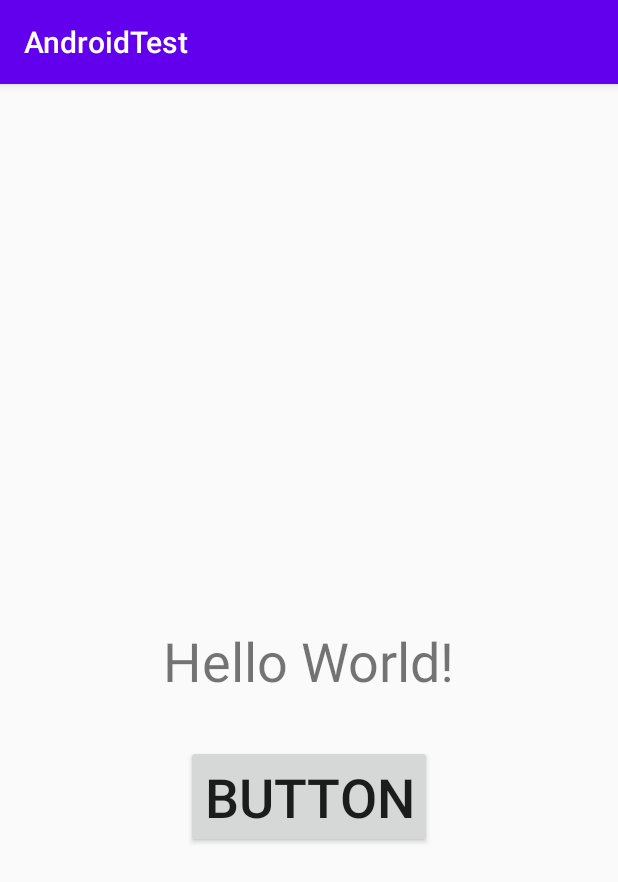
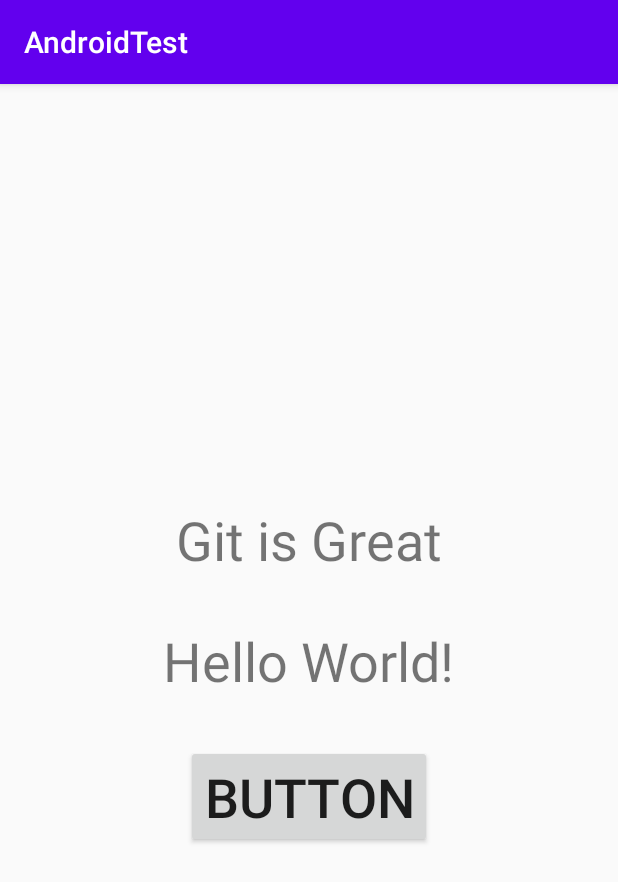
Before and after one commit to brjndr/AndroidTest, an Android app: the screen it shows after launch (MainActivity), on a phone screen of 412 x 824 dp. Shown: the top 882 px of the screen. Run offline under Robolectric (Android 15) with nearby library versions, the phone set to English and light mode, and no system bars.

Commit message:
added a text field

```diff
--- a/app/src/main/res/layout/activity_main.xml
+++ b/app/src/main/res/layout/activity_main.xml
@@ -28,4 +28,16 @@
         app:layout_constraintStart_toStartOf="parent"
         app:layout_constraintTop_toBottomOf="@+id/textView" />
 
+    <TextView
+        android:id="@+id/textView2"
+        android:layout_width="wrap_content"
+        android:layout_height="wrap_content"
+        android:layout_marginBottom="32dp"
+        android:text="Git is Great"
+        android:textSize="36sp"
+        app:layout_constraintBottom_toTopOf="@+id/textView"
+        app:layout_constraintEnd_toEndOf="parent"
+        app:layout_constraintHorizontal_bias="0.5"
+        app:layout_constraintStart_toStartOf="parent" />
+
 </androidx.constraintlayout.widget.ConstraintLayout>
```
